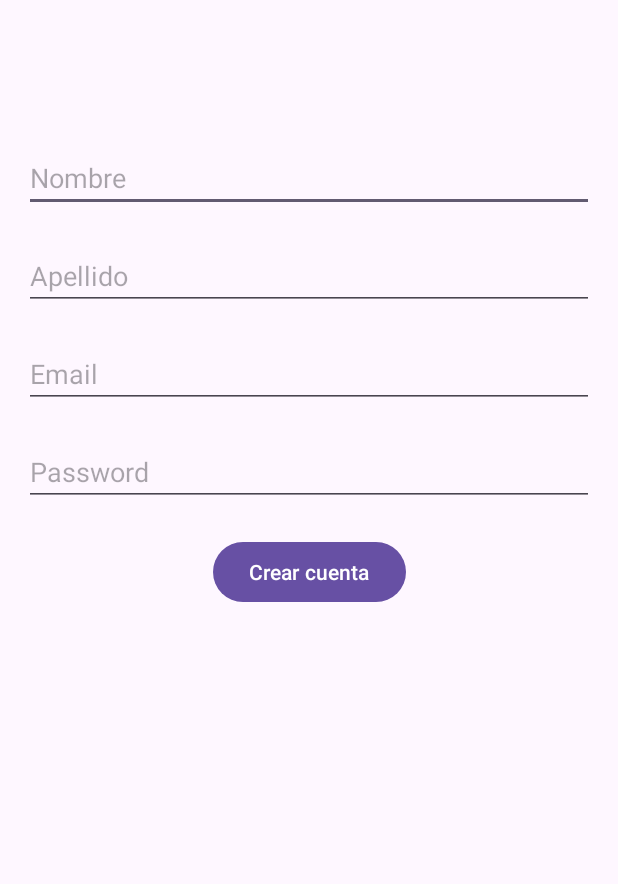
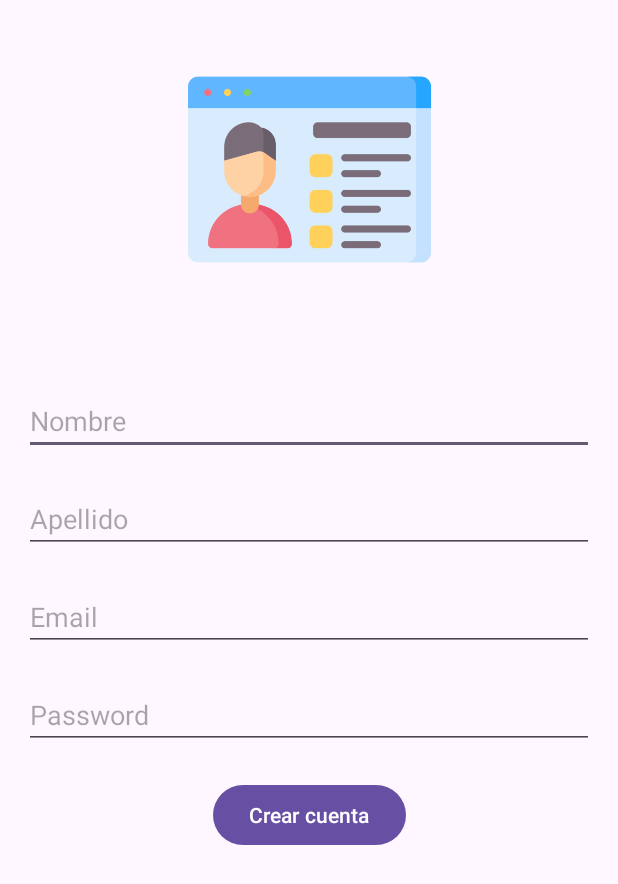
Before and after one commit to RobertoMedinaP/Individual5M4, an Android app: the screen it shows after launch (MainActivity), on a phone screen of 412 x 824 dp. Shown: the top 884 px of the screen. Run offline under Robolectric (Android 15) with nearby library versions, the phone set to English and light mode, and no system bars.

Commit message:
funciona ok

```diff
--- a/app/src/main/java/com/example/individual5m4/MainActivity.java
+++ b/app/src/main/java/com/example/individual5m4/MainActivity.java
@@ -7,6 +7,7 @@ import android.os.Bundle;
 import android.view.View;
 import android.widget.Button;
 import android.widget.EditText;
+import android.widget.ImageView;
 
 public class MainActivity extends AppCompatActivity {
 
@@ -14,6 +15,7 @@ public class MainActivity extends AppCompatActivity {
 
     private EditText nombreedt, apellidoedt, emailedt, passwordedt;
     private Button crearcuentaboton;
+
 
 
     @Override
@@ -52,6 +54,10 @@ public class MainActivity extends AppCompatActivity {
        crearcuentaboton=(Button) findViewById(R.id.crearcuentaboton);
     }
 
+    /*Nota para mi: los imageview son contenedores, debo arrastrar la imagen a drawable
+    y en xml llamarla con android src @drawable
+     */
+
     //TODO: metodo de validacion de campos vacíos
 
 }
--- a/app/src/main/res/layout/activity_main.xml
+++ b/app/src/main/res/layout/activity_main.xml
@@ -8,13 +8,14 @@
 
     <ImageView
         android:id="@+id/imageView"
-        android:layout_width="wrap_content"
-        android:layout_height="wrap_content"
+        android:layout_width="250dp"
+        android:layout_height="162dp"
         android:layout_marginTop="32dp"
+        android:src="@drawable/infopersonal"
         app:layout_constraintEnd_toEndOf="parent"
         app:layout_constraintStart_toStartOf="parent"
-        app:layout_constraintTop_toTopOf="parent"
-        tools:srcCompat="@tools:sample/avatars" />
+        app:layout_constraintTop_toTopOf="parent" />
+
 
     <EditText
         android:id="@+id/nombreedt"
```
Also changed, not shown: app/src/main/res/drawable/infopersonal.png (added).
